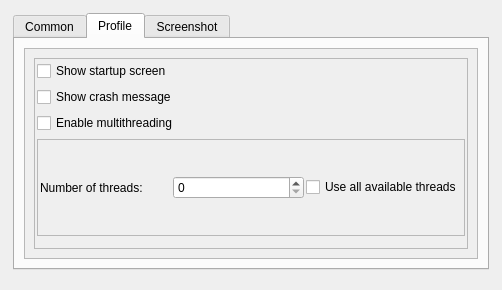
The window that forms/preferences.ui (isis-group/vast) describes before a commit, drawn with Qt 5.
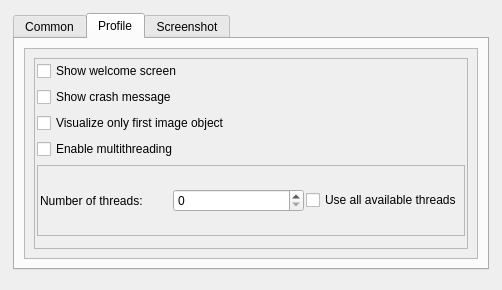
The same window after the commit. The open tabs and pages were chosen to show the change.

Diff of the .ui file:
```diff
--- a/forms/preferences.ui
+++ b/forms/preferences.ui
@@ -201,7 +201,7 @@
                     <string>vast will show you a start dialog when no image for loading was specified</string>
                    </property>
                    <property name="text">
-                    <string>Show startup screen</string>
+                    <string>Show welcome screen</string>
                    </property>
                   </widget>
                  </item>
@@ -212,6 +212,16 @@
                    </property>
                   </widget>
                  </item>
+                 <item>
+                  <widget class="QCheckBox" name="checkOnlyFirst">
+                   <property name="toolTip">
+                    <string>If an image contains multiple image objects this option determines if vast should only visualize the first one. (unique to Vista images)</string>
+                   </property>
+                   <property name="text">
+                    <string>Visualize only first image object</string>
+                   </property>
+                  </widget>
+                 </item>
                  <item>
                   <widget class="QCheckBox" name="enableMultithreading">
                    <property name="text">
```
Left out of the diff: 25 changed lines with no effect on the pictures.
